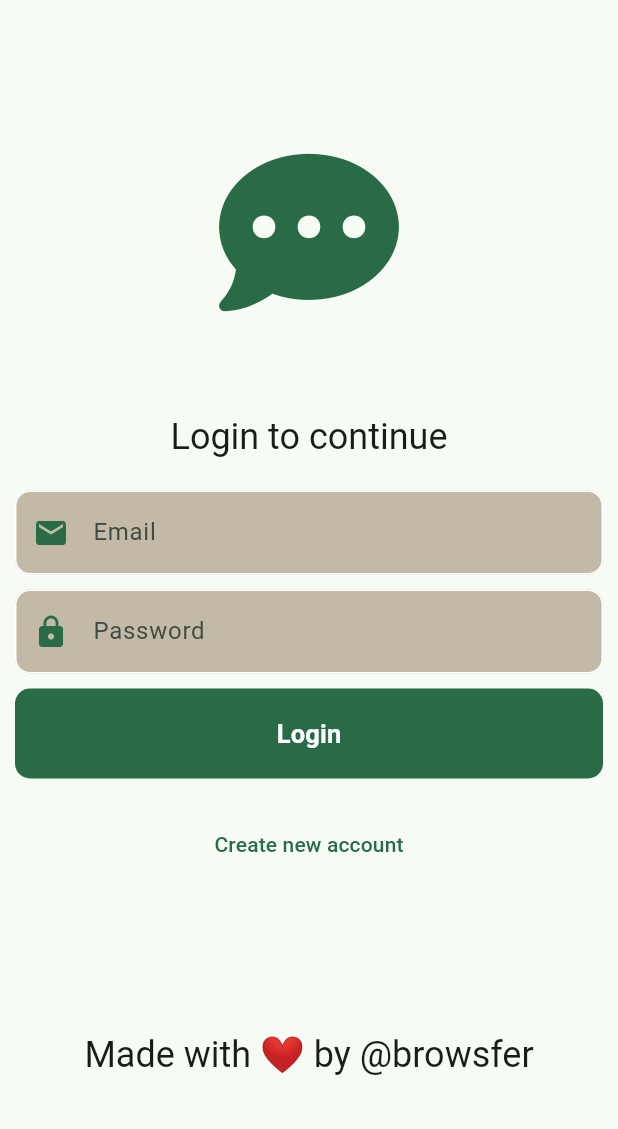
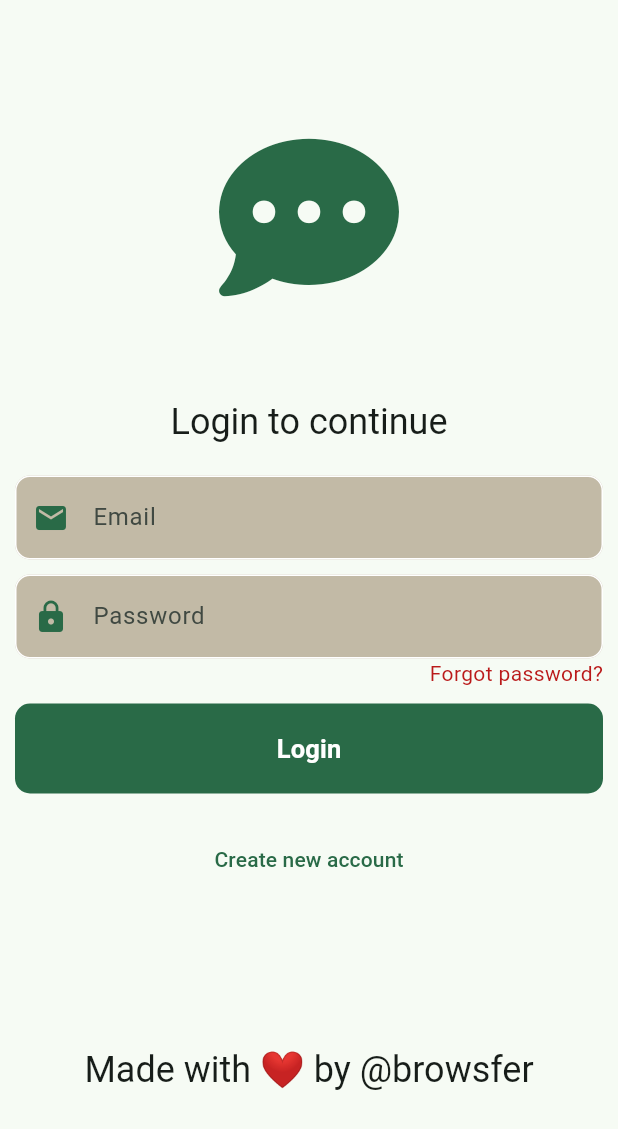
Before and after one commit to browsfer/Chatify, a Flutter app: the screen it shows after launch, on a phone screen of 412 x 824 dp. Shown: the top 1129 px of the screen. Run offline on Flutter 3.47's test engine with Material 2 defaults, Android fonts, the phone set to English and light mode, and no system bars; our stand-ins replace cloud_firestore, firebase_auth, firebase_core, firebase_messaging, firebase_storage, flutter_advanced_drawer and 4 more; accounts and stored records are empty; generated files the repository leaves out were written again; project files that could hold a hidden picture were left out.

Commit message:
added user password reset

```diff
--- a/lib/chat/chat_messages.dart
+++ b/lib/chat/chat_messages.dart
@@ -5,7 +5,7 @@ import 'package:firebase_messaging/firebase_messaging.dart';
 import 'package:flutter/material.dart';
 
 class ChatMessages extends StatefulWidget {
-  ChatMessages({super.key});
+  const ChatMessages({super.key});
 
   @override
   State<ChatMessages> createState() => _ChatMessagesState();
--- a/lib/chat/chat_screen.dart
+++ b/lib/chat/chat_screen.dart
@@ -57,10 +57,10 @@ class _ChatScreenState extends State<ChatScreen> {
             ),
           ],
         ),
-        body: Column(
+        body: const Column(
           children: [
             Expanded(child: ChatMessages()),
-            const NewChatMessage(),
+            NewChatMessage(),
           ],
         ),
       ),
--- a/lib/main.dart
+++ b/lib/main.dart
@@ -46,7 +46,7 @@ class MyApp extends StatelessWidget {
         stream: FirebaseAuth.instance.authStateChanges(),
         builder: (context, snapshot) {
           if (snapshot.hasData) {
-            return ChatScreen();
+            return const ChatScreen();
           } else {
             return const AuthScreen();
           }
--- a/lib/screens/auth_screen.dart
+++ b/lib/screens/auth_screen.dart
@@ -1,5 +1,6 @@
 import 'dart:io';
 
+import 'package:chatify/screens/password_reset_screen.dart';
 import 'package:chatify/services/firebase_service.dart';
 import 'package:chatify/widgets/custom_button.dart';
 import 'package:chatify/widgets/user_image_picker.dart';
@@ -19,7 +20,7 @@ class AuthScreen extends StatefulWidget {
 }
 
 class _AuthScreenState extends State<AuthScreen> {
-  bool isLogin = true;
+  bool _isLogin = true;
   bool _isLoading = false;
 
   final _emailController = TextEditingController();
@@ -36,7 +37,7 @@ class _AuthScreenState extends State<AuthScreen> {
     if (!isValid) {
       return;
     }
-    if (!isLogin && _selectedImage == null) {
+    if (!_isLogin && _selectedImage == null) {
       MotionToast.warning(
         description: const Text('Please pick an image'),
         title: const Text(
@@ -53,7 +54,7 @@ class _AuthScreenState extends State<AuthScreen> {
         _isLoading = true;
       });
 
-      if (isLogin) {
+      if (_isLogin) {
         await _authService.loginUser(
           email: _emailController.text.trim(),
           password: _passwordController.text.trim(),
@@ -117,12 +118,14 @@ class _AuthScreenState extends State<AuthScreen> {
                       mainAxisSize: MainAxisSize.min,
                       children: [
                         Text(
-                          isLogin ? 'Login to continue' : 'Create your account',
+                          _isLogin
+                              ? 'Login to continue'
+                              : 'Create your account',
                           style: Theme.of(context).textTheme.headlineSmall,
                         ),
                         const SizedBox(height: 20),
                         // U S E R  I M A G E
-                        if (!isLogin) ...[
+                        if (!_isLogin) ...[
                           UserImagePicker(
                             onPickImage: (pickedImage) {
                               setState(() {
@@ -172,7 +175,28 @@ class _AuthScreenState extends State<AuthScreen> {
                             return null;
                           },
                         ),
-                        if (!isLogin) ...[
+                        // R E S E T    U S E R   P A S S W O R D
+                        if (_isLogin)
+                          Row(
+                            mainAxisAlignment: MainAxisAlignment.end,
+                            children: [
+                              GestureDetector(
+                                onTap: () {
+                                  Navigator.push(context,
+                                      MaterialPageRoute(builder: (context) {
+                                    return PasswordResetScreen();
+                                  }));
+                                },
+                                child: Text(
+                                  'Forgot password?',
+                                  style: TextStyle(
+                                    color: Theme.of(context).colorScheme.error,
+                                  ),
+                                ),
+                              ),
+                            ],
+                          ),
+                        if (!_isLogin) ...[
                           const SizedBox(
                             height: 10,
                           ),
@@ -207,7 +231,7 @@ class _AuthScreenState extends State<AuthScreen> {
                             textColor: Colors.white,
                             isLoading: _isLoading,
                             child: Text(
-                              isLogin ? 'Login' : 'Create account',
+                              _isLogin ? 'Login' : 'Create account',
                               style: const TextStyle(
                                 color: Colors.white,
                                 fontSize: 17,
@@ -218,15 +242,15 @@ class _AuthScreenState extends State<AuthScreen> {
                         const SizedBox(
                           height: 20,
                         ),
-                        // C R E A T E  N E W  A C C O U N T
+                        // C H A N G E   A U T H    F O R M
                         if (!_isLoading)
                           TextButton(
                             onPressed: () {
                               setState(() {
-                                isLogin = !isLogin;
+                                _isLogin = !_isLogin;
                               });
                             },
-                            child: Text(isLogin
+                            child: Text(_isLogin
                                 ? 'Create new account'
                                 : 'Login instead'),
                           ),
--- a/lib/screens/user_settings_screen.dart
+++ b/lib/screens/user_settings_screen.dart
@@ -8,7 +8,7 @@ import 'package:flutter/material.dart';
 import 'package:motion_toast/motion_toast.dart';
 
 class UserSettingsScreen extends StatefulWidget {
-  UserSettingsScreen({super.key});
+  const UserSettingsScreen({super.key});
 
   @override
   State<UserSettingsScreen> createState() => _UserSettingsScreenState();
--- a/lib/widgets/my_text_field.dart
+++ b/lib/widgets/my_text_field.dart
@@ -41,10 +41,10 @@ class MyTextField extends StatelessWidget {
         ),
         focusedBorder: OutlineInputBorder(
           borderSide: BorderSide(color: Theme.of(context).colorScheme.primary),
-          borderRadius: BorderRadius.all(Radius.circular(10)),
+          borderRadius: const BorderRadius.all(Radius.circular(10)),
         ),
         filled: true,
-        fillColor: Color(0xFFC2BAA6),
+        fillColor: const Color(0xFFC2BAA6),
       ),
     );
   }
```
Also changed, not shown: lib/screens/password_reset_screen.dart (added, +122 -0 lines), lib/services/firebase_service.dart (+8 -0 lines), lib/widgets/advanced_drawer.dart (+4 -3 lines).
